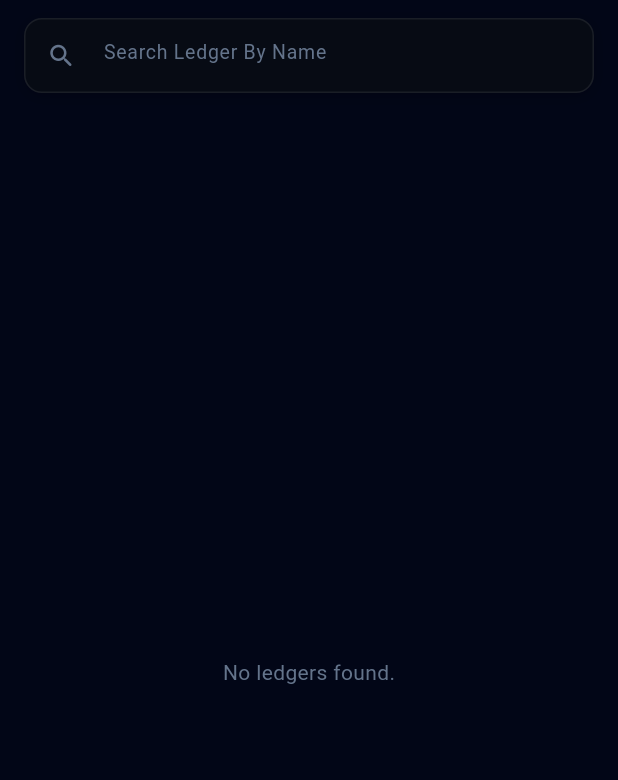
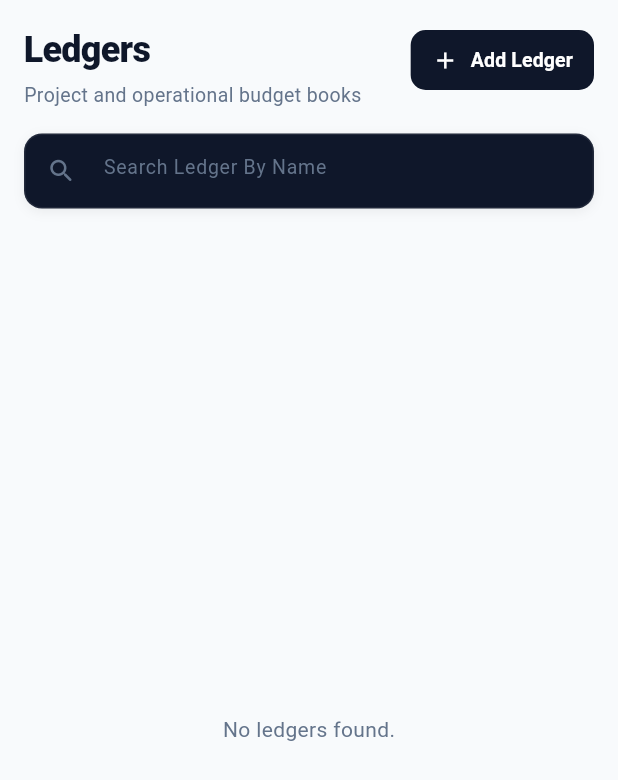
Before and after one commit to shafinahmed-dev/task-boss-flutter, a Flutter app: the SuiteLedgersScreen screen opened directly, on a phone screen of 412 x 824 dp. Shown: the top 780 px of the screen. Run offline on Flutter 3.47's test engine with Material 3 defaults, Android fonts, the phone set to English and light mode, and no system bars; our stand-ins replace shared_preferences; missing offline and left inert: dart:html; accounts and stored records are empty; network calls fail.

Commit message:
fix(suite): restore clean scaffold background, headers, and crisp obsidian ledger cards

```diff
--- a/lib/screens/suite/suite_ledgers_screen.dart
+++ b/lib/screens/suite/suite_ledgers_screen.dart
@@ -250,19 +250,69 @@ class _SuiteLedgersScreenState extends State<SuiteLedgersScreen> {
     @override
   Widget build(BuildContext context) {
     return Scaffold(
-      backgroundColor: const Color(0xFF020617),
-      body: Column(
+      backgroundColor: const Color(0xFFF8FAFC),
+      body: SafeArea(
+        child: Column(
+          crossAxisAlignment: CrossAxisAlignment.start,
           children: [
+            // Top Header Row
+            Padding(
+              padding: const EdgeInsets.fromLTRB(16, 16, 16, 8),
+              child: Row(
+                mainAxisAlignment: MainAxisAlignment.spaceBetween,
+                crossAxisAlignment: CrossAxisAlignment.start,
+                children: [
+                  Column(
+                    crossAxisAlignment: CrossAxisAlignment.start,
+                    children: const [
+                      Text(
+                        'Ledgers',
+                        style: TextStyle(
+                          fontSize: 24,
+                          fontWeight: FontWeight.w800,
+                          color: Color(0xFF0F172A),
+                          letterSpacing: -0.5,
+                        ),
+                      ),
+                      SizedBox(height: 4),
+                      Text(
+                        'Project and operational budget books',
+                        style: TextStyle(
+                          fontSize: 13,
+                          color: Color(0xFF64748B),
+                        ),
+                      ),
+                    ],
+                  ),
+                  ElevatedButton.icon(
+                    onPressed: () => _showCreateLedgerSheet(context),
+                    icon: const Icon(Icons.add, size: 18, color: Colors.white),
+                    label: const Text(
+                      'Add Ledger',
+                      style: TextStyle(fontSize: 13, fontWeight: FontWeight.bold, color: Colors.white),
+                    ),
+                    style: ElevatedButton.styleFrom(
+                      backgroundColor: const Color(0xFF0F172A),
+                      elevation: 0,
+                      padding: const EdgeInsets.symmetric(horizontal: 14, vertical: 10),
+                      shape: RoundedRectangleBorder(borderRadius: BorderRadius.circular(10)),
+                    ),
+                  ),
+                ],
+              ),
+            ),
+
+            // Dark Search Bar
             Container(
-            margin: const EdgeInsets.fromLTRB(16, 12, 16, 10),
+              margin: const EdgeInsets.fromLTRB(16, 8, 16, 10),
               decoration: BoxDecoration(
-              color: const Color(0xFF070B14),
+                color: const Color(0xFF0F172A),
                 borderRadius: BorderRadius.circular(12),
                 border: Border.all(color: Colors.white.withOpacity(0.08), width: 1.0),
                 boxShadow: [
                   BoxShadow(
-                  color: Colors.black.withOpacity(0.2),
-                  blurRadius: 8,
+                    color: Colors.black.withOpacity(0.06),
+                    blurRadius: 6,
                     offset: const Offset(0, 2),
                   ),
                 ],
@@ -273,20 +323,22 @@ class _SuiteLedgersScreenState extends State<SuiteLedgersScreen> {
                 style: const TextStyle(color: Colors.white, fontSize: 13),
                 decoration: const InputDecoration(
                   hintText: 'Search Ledger By Name',
-                hintStyle: TextStyle(color: Color(0xFF64748B), fontSize: 13, fontWeight: FontWeight.w400),
+                  hintStyle: TextStyle(color: Color(0xFF64748B), fontSize: 13),
                   prefixIcon: Icon(Icons.search_rounded, color: Color(0xFF64748B), size: 20),
                   border: InputBorder.none,
                   contentPadding: EdgeInsets.symmetric(vertical: 12, horizontal: 14),
                 ),
               ),
             ),
+
+            // Ledgers List
             Expanded(
               child: _isLoading
-                ? const Center(child: CircularProgressIndicator(color: Color(0xFF1E2638)))
+                  ? const Center(child: CircularProgressIndicator())
                   : _ledgers.isEmpty
                       ? const Center(child: Text('No ledgers found.', style: TextStyle(color: Color(0xFF64748B))))
                       : ListView.builder(
-                        padding: const EdgeInsets.symmetric(vertical: 4),
+                          padding: const EdgeInsets.only(bottom: 24),
                           itemCount: _ledgers.length,
                           itemBuilder: (context, index) {
                             return _buildEnterpriseLedgerCard(context, _ledgers[index]);
@@ -294,6 +346,7 @@ class _SuiteLedgersScreenState extends State<SuiteLedgersScreen> {
                         ),
             ),
           ],
+        ),
       ),
     );
   }
@@ -312,8 +365,8 @@ class _SuiteLedgersScreenState extends State<SuiteLedgersScreen> {
     final isFrozen = status == 'FROZEN';
 
     final Color accentColor = isDefault
-        ? const Color(0xFFF59E0B)
-        : (isFrozen ? const Color(0xFF64748B) : const Color(0xFF10B981));
+        ? const Color(0xFFF59E0B) // Amber
+        : (isFrozen ? const Color(0xFF64748B) : const Color(0xFF10B981)); // Green
 
     final double inflow = (ledger['inflow'] as num? ?? ledger['totalInflow'] as num? ?? 0).toDouble();
     final double outflow = (ledger['outflow'] as num? ?? ledger['totalOutflow'] as num? ?? 0).toDouble();
@@ -323,57 +376,30 @@ class _SuiteLedgersScreenState extends State<SuiteLedgersScreen> {
       child: Container(
         margin: const EdgeInsets.symmetric(horizontal: 16, vertical: 6),
         decoration: BoxDecoration(
+          color: const Color(0xFF0F172A), // Clean deep dark obsidian
           borderRadius: BorderRadius.circular(14),
-          gradient: LinearGradient(
-            begin: Alignment.centerLeft,
-            end: Alignment.centerRight,
-            colors: [
-              accentColor.withOpacity(0.22),
-              accentColor.withOpacity(0.07),
-              const Color(0xFF070B14),
-              const Color(0xFF000000),
-            ],
-            stops: const [0.0, 0.16, 0.45, 1.0],
-          ),
           border: Border.all(
             color: Colors.white.withOpacity(0.08),
             width: 1.0,
           ),
           boxShadow: [
             BoxShadow(
-              color: Colors.black.withOpacity(0.35),
-              blurRadius: 12,
+              color: Colors.black.withOpacity(0.12),
+              blurRadius: 10,
               offset: const Offset(0, 4),
             ),
           ],
         ),
         child: ClipRRect(
           borderRadius: BorderRadius.circular(14),
-          child: Stack(
-            children: [
-              // Top glass edge highlight
-              Positioned(
-                top: 0,
-                left: 0,
-                right: 0,
-                height: 1,
-                child: Container(
-                  decoration: BoxDecoration(
-                    gradient: LinearGradient(
-                      colors: [
-                        Colors.white.withOpacity(0.18),
-                        Colors.white.withOpacity(0.03),
-                      ],
-                    ),
-                  ),
-                ),
-              ),
-              // Card Content with 3.5px left bar
-              IntrinsicHeight(
+          child: IntrinsicHeight(
             child: Row(
               crossAxisAlignment: CrossAxisAlignment.stretch,
               children: [
-                    Container(width: 3.5, color: accentColor),
+                // Sharp 4px solid vertical bar
+                Container(width: 4, color: accentColor),
+
+                // Interactive Card Body
                 Expanded(
                   child: InkWell(
                     onTap: () {
@@ -387,11 +413,11 @@ class _SuiteLedgersScreenState extends State<SuiteLedgersScreen> {
                       ).then((_) => _loadLedgers());
                     },
                     child: Padding(
-                          padding: const EdgeInsets.symmetric(horizontal: 14, vertical: 13),
+                      padding: const EdgeInsets.symmetric(horizontal: 16, vertical: 14),
                       child: Row(
                         crossAxisAlignment: CrossAxisAlignment.center,
                         children: [
-                              // Title & Description (No Badges)
+                          // Left: Title + Description (No pill badges)
                           Expanded(
                             child: Column(
                               crossAxisAlignment: CrossAxisAlignment.start,
@@ -402,7 +428,7 @@ class _SuiteLedgersScreenState extends State<SuiteLedgersScreen> {
                                   maxLines: 1,
                                   overflow: TextOverflow.ellipsis,
                                   style: const TextStyle(
-                                        fontSize: 14,
+                                    fontSize: 15,
                                     fontWeight: FontWeight.w700,
                                     color: Color(0xFFF8FAFC),
                                   ),
@@ -423,7 +449,7 @@ class _SuiteLedgersScreenState extends State<SuiteLedgersScreen> {
                             ),
                           ),
                           const SizedBox(width: 12),
-                              // Financial balance column (zero-suppression preserved)
+                          // Right: Clean zero-suppressed balance column
                           _buildLedgerBalanceColumn(inflow, outflow),
                         ],
                       ),
@@ -433,12 +459,11 @@ class _SuiteLedgersScreenState extends State<SuiteLedgersScreen> {
               ],
             ),
           ),
-            ],
-          ),
         ),
       ),
     );
   }
+
   Widget _buildLedgerBalanceColumn(double inflow, double outflow) {
     final hasInflow = inflow > 0;
     final hasOutflow = outflow > 0;
```
Lines whose indentation alone changed are shown as unchanged.
